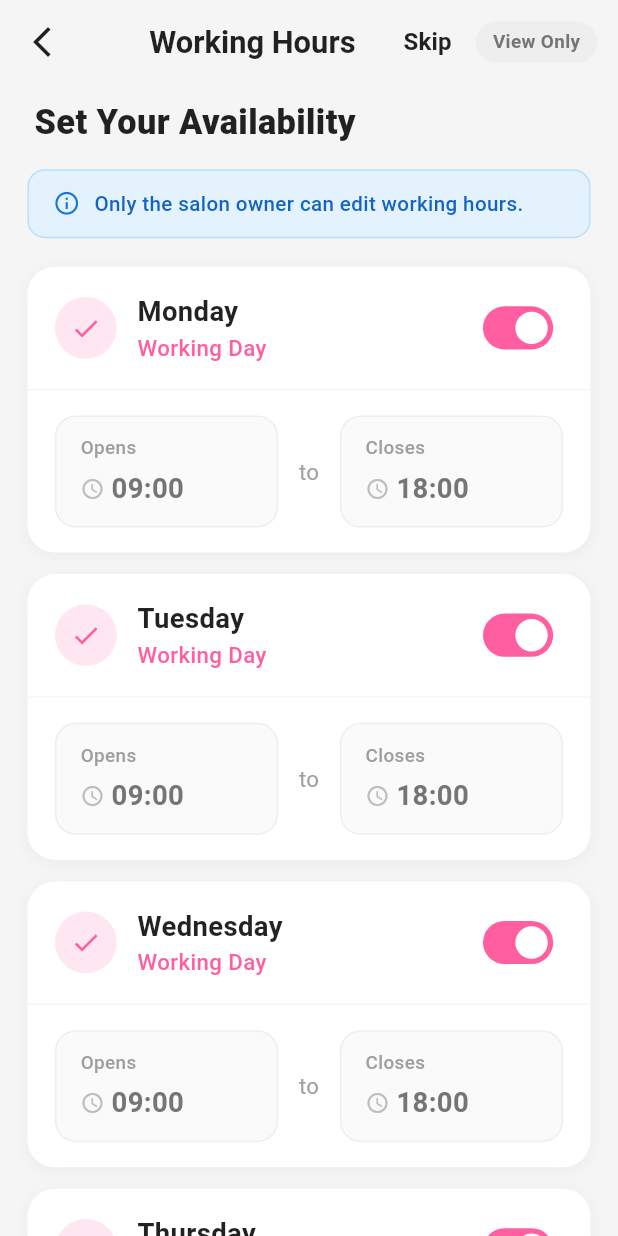
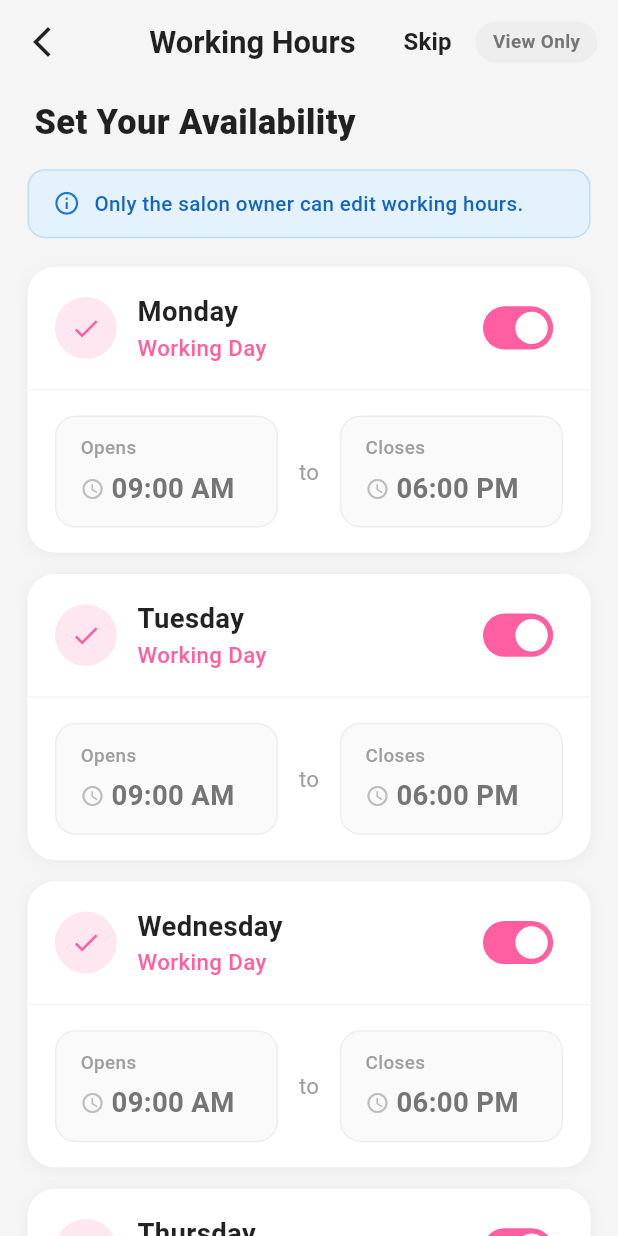
Before and after one commit to Tasin44/My-color-cost-Mobile-App-frontend, a Flutter app: the WorkingHoursSetupSheet screen opened directly, on a phone screen of 412 x 824 dp. Run offline on Flutter 3.47's test engine with Material 3 defaults, Android fonts, the phone set to English and light mode, and no system bars; our stand-ins replace cached_network_image, country_picker, fl_chart, flutter_screenutil, flutter_svg, get and 3 more; missing offline and left inert: mobile_scanner, onesignal_flutter, purchases_flutter; accounts and stored records are empty; network calls fail; project files that could hold a hidden picture were left out.

Commit message:
working hours updated

```diff
--- a/lib/app/views/screens/onboarding/working_hours_setup_sheet.dart
+++ b/lib/app/views/screens/onboarding/working_hours_setup_sheet.dart
@@ -403,11 +403,14 @@ class _DayCard extends StatelessWidget {
       context: context,
       initialTime: initial,
       builder: (context, child) {
-        return Theme(
-          data: Theme.of(context).copyWith(
-            colorScheme: ColorScheme.light(primary: AppColors.primaryColor),
+        return MediaQuery(
+          data: MediaQuery.of(context).copyWith(alwaysUse24HourFormat: false),
+          child: Theme(
+            data: Theme.of(context).copyWith(
+              colorScheme: ColorScheme.light(primary: AppColors.primaryColor),
+            ),
+            child: child!,
           ),
-          child: child!,
         );
       },
     );
@@ -442,7 +445,11 @@ class _TimeBox extends StatelessWidget {
   String _formatDisplay(String raw) {
     final parts = raw.split(':');
     if (parts.length >= 2) {
-      return '${parts[0].padLeft(2, '0')}:${parts[1].padLeft(2, '0')}';
+      final hour = int.tryParse(parts[0]) ?? 0;
+      final minute = int.tryParse(parts[1]) ?? 0;
+      final period = hour < 12 ? 'AM' : 'PM';
+      final displayHour = hour == 0 ? 12 : (hour > 12 ? hour - 12 : hour);
+      return '${displayHour.toString().padLeft(2, '0')}:${minute.toString().padLeft(2, '0')} $period';
     }
     return raw;
   }
```
